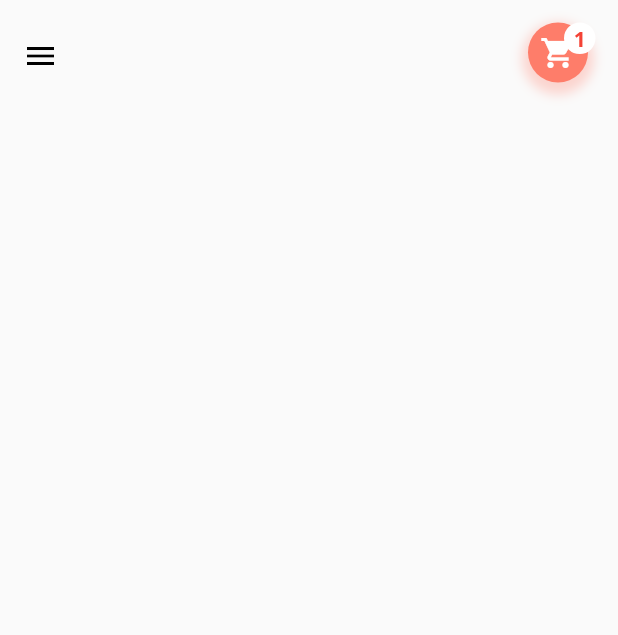
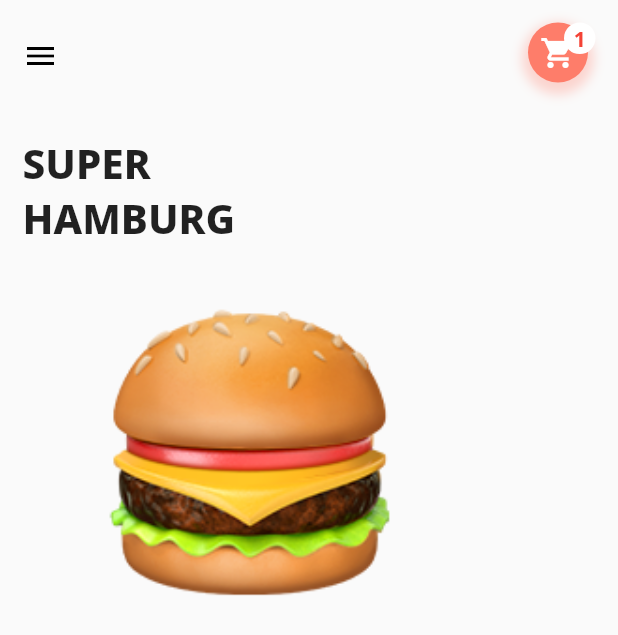
Before and after one commit to AhmedMostafaElbasha/Emoji-UI, a Flutter app: the screen it shows after launch, after a tap on "Hamburg", on a phone screen of 412 x 824 dp. Shown: the top 635 px of the screen. Run offline on Flutter 3.47's test engine with Material 2 defaults, Android fonts, the phone set to English and light mode, and no system bars; our stand-ins replace google_fonts, smooth_star_rating.

Commit message:
Update Patch:
1- I added the following widgets to BurgerPage:

1- The MainHeading Widget.
2- The MealImageDisplay Widget.

```diff
--- a/emoji_ui/lib/screens/burger_page.dart
+++ b/emoji_ui/lib/screens/burger_page.dart
@@ -24,13 +24,27 @@ class _BurgerPageState extends State<BurgerPage> {
     return Scaffold(
       body: ListView(
         children: [
-          buildCustomAppBar(),
+          _buildCustomAppBar(),
+          SizedBox(height: 15.0),
+          _buildMainHeading('SUPER'),
+          _buildMainHeading(widget.foodName.toUpperCase()),
+          SizedBox(height: 40.0),
+          Row(
+            mainAxisAlignment: MainAxisAlignment.spaceEvenly,
+            children: [
+              _buildFoodImageDisplay(
+                imagePath: widget.imagePath,
+                heroTag: widget.heroTag,
+              ),
+              SizedBox(width: 15.0),
+            ],
+          ),
         ],
       ),
     );
   }
 
-  Widget buildCustomAppBar() {
+  Widget _buildCustomAppBar() {
     return Padding(
       padding: EdgeInsets.all(15.0),
       child: Row(
@@ -97,4 +111,36 @@ class _BurgerPageState extends State<BurgerPage> {
       ),
     );
   }
+
+  Widget _buildMainHeading(String value) {
+    return Padding(
+      padding: const EdgeInsets.only(left: 15),
+      child: Text(
+        value,
+        style: GoogleFonts.notoSans(
+          fontWeight: FontWeight.w800,
+          fontSize: 27.0,
+        ),
+      ),
+    );
+  }
+
+  Widget _buildFoodImageDisplay({
+    @required String imagePath,
+    @required String heroTag,
+  }) {
+    return Hero(
+      tag: heroTag,
+      child: Container(
+        height: 200.0,
+        width: 200.0,
+        decoration: BoxDecoration(
+          image: DecorationImage(
+            image: AssetImage(imagePath),
+            fit: BoxFit.cover,
+          ),
+        ),
+      ),
+    );
+  }
 }
```
